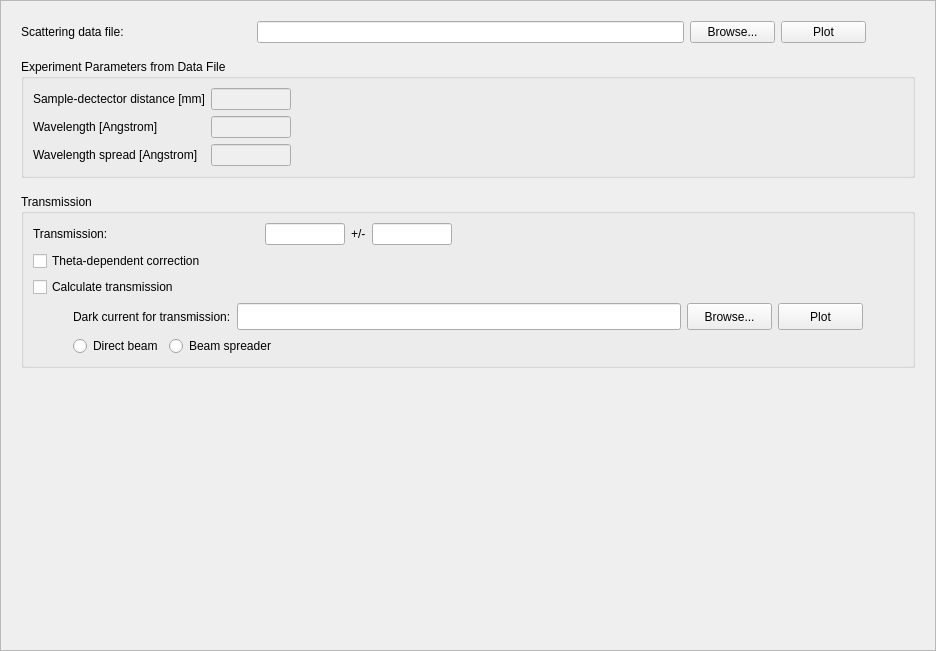
Before: the Qt Designer form Code/Mantid/scripts/Interface/ui/sans/hfir_sample_data.ui in mantidproject/mantid, drawn with Qt 5.
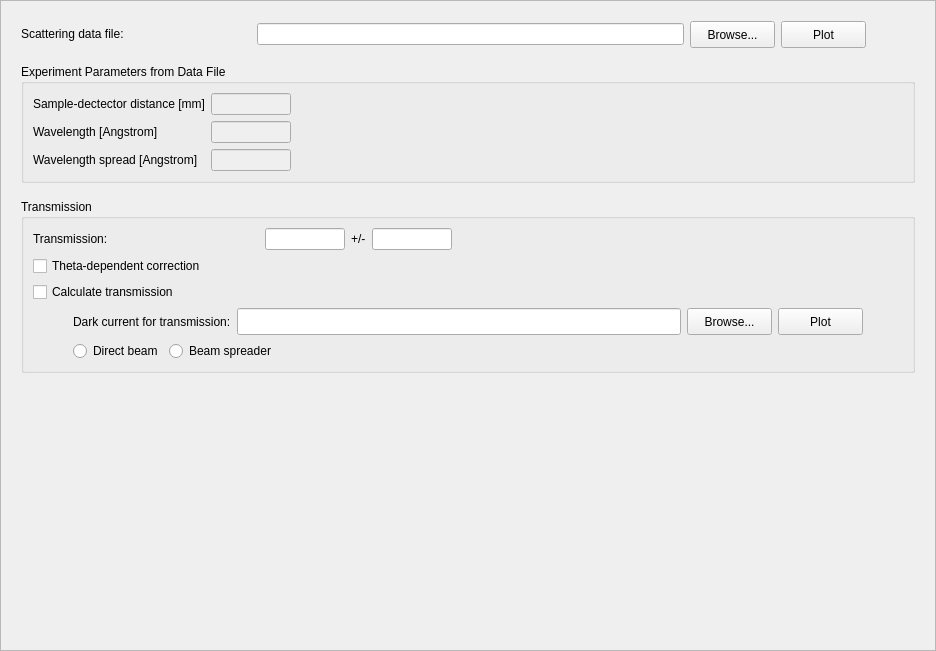
After: the same form once the commit is applied.

Commit message: Making layout prettier for Windows. Re #1732

Diff of the .ui file:
```diff
--- a/Code/Mantid/scripts/Interface/ui/sans/hfir_sample_data.ui
+++ b/Code/Mantid/scripts/Interface/ui/sans/hfir_sample_data.ui
@@ -45,6 +45,12 @@
         <layout class="QHBoxLayout" name="horizontalLayout_7">
          <item>
           <widget class="QLabel" name="label_3">
+           <property name="sizePolicy">
+            <sizepolicy hsizetype="Fixed" vsizetype="Fixed">
+             <horstretch>0</horstretch>
+             <verstretch>0</verstretch>
+            </sizepolicy>
+           </property>
            <property name="text">
             <string>Scattering data file:</string>
            </property>
@@ -81,16 +87,22 @@
          </item>
          <item>
           <widget class="QPushButton" name="data_file_browse_button">
+           <property name="sizePolicy">
+            <sizepolicy hsizetype="Fixed" vsizetype="Fixed">
+             <horstretch>0</horstretch>
+             <verstretch>0</verstretch>
+            </sizepolicy>
+           </property>
            <property name="minimumSize">
             <size>
              <width>85</width>
-             <height>0</height>
+             <height>27</height>
             </size>
            </property>
            <property name="maximumSize">
             <size>
              <width>85</width>
-             <height>16777215</height>
+             <height>27</height>
             </size>
            </property>
            <property name="toolTip">
@@ -103,16 +115,22 @@
          </item>
          <item>
           <widget class="QPushButton" name="data_file_plot_button">
+           <property name="sizePolicy">
+            <sizepolicy hsizetype="Fixed" vsizetype="Fixed">
+             <horstretch>0</horstretch>
+             <verstretch>0</verstretch>
+            </sizepolicy>
+           </property>
            <property name="minimumSize">
             <size>
              <width>85</width>
-             <height>0</height>
+             <height>27</height>
             </size>
            </property>
            <property name="maximumSize">
             <size>
              <width>85</width>
-             <height>16777215</height>
+             <height>27</height>
             </size>
            </property>
            <property name="toolTip">
@@ -542,7 +560,7 @@
               <item>
                <widget class="QLabel" name="dark_current_label">
                 <property name="sizePolicy">
-                 <sizepolicy hsizetype="Preferred" vsizetype="Fixed">
+                 <sizepolicy hsizetype="Fixed" vsizetype="Fixed">
                   <horstretch>0</horstretch>
                   <verstretch>0</verstretch>
                  </sizepolicy>
@@ -575,7 +593,7 @@
                 <property name="minimumSize">
                  <size>
                   <width>300</width>
-                  <height>0</height>
+                  <height>27</height>
                  </size>
                 </property>
                 <property name="maximumSize">
@@ -600,12 +618,12 @@
                 <property name="minimumSize">
                  <size>
                   <width>85</width>
-                  <height>0</height>
+                  <height>27</height>
                  </size>
                 </property>
                 <property name="maximumSize">
                  <size>
-                  <width>16777215</width>
+                  <width>85</width>
                   <height>27</height>
                  </size>
                 </property>
@@ -619,6 +637,12 @@
               </item>
               <item>
                <widget class="QPushButton" name="dark_current_plot_button">
+                <property name="sizePolicy">
+                 <sizepolicy hsizetype="Fixed" vsizetype="Fixed">
+                  <horstretch>0</horstretch>
+                  <verstretch>0</verstretch>
+                 </sizepolicy>
+                </property>
                 <property name="minimumSize">
                  <size>
                   <width>85</width>
```
The commit also changes 7 other files.
